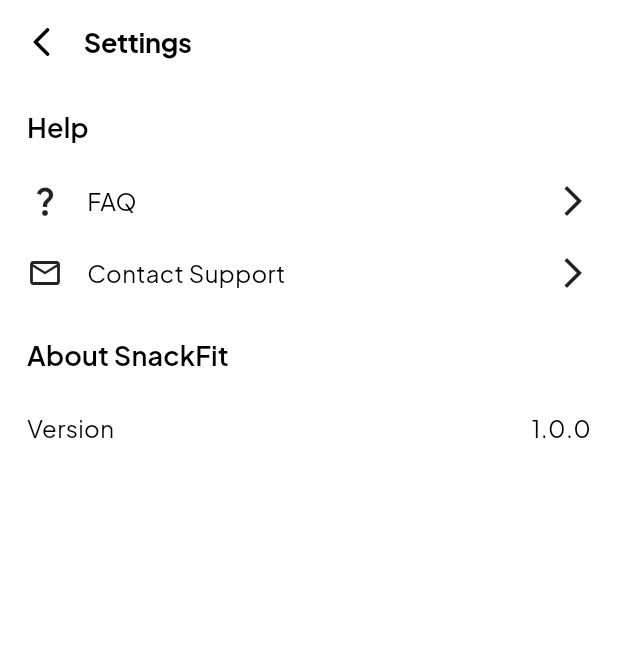
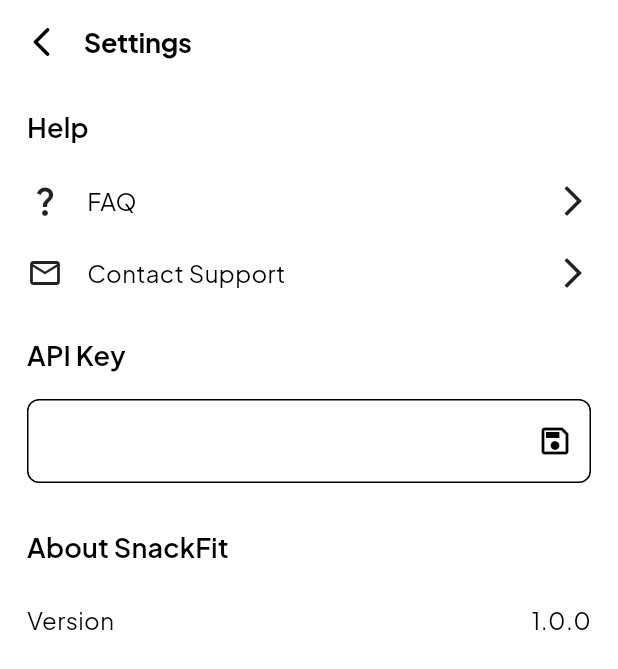
Before and after one commit to aswin-asokan/snackfit, a Flutter app: the screen it shows after launch, after a tap on the "settings" icon, on a phone screen of 412 x 824 dp. Shown: the top 669 px of the screen. Run offline on Flutter 3.47's test engine with Material 3 defaults, Android fonts, the phone set to English and light mode, and no system bars; our stand-ins replace camera, file_picker, google_fonts, sqflite; accounts and stored records are empty.

Commit message:
update: db support

```diff
--- a/frontend/lib/features/home/presentation/screens/home.dart
+++ b/frontend/lib/features/home/presentation/screens/home.dart
@@ -1,9 +1,10 @@
 import 'dart:io';
-
 import 'package:flutter/material.dart';
 import 'package:frontend/features/home/presentation/widgets/capture_section.dart';
 import 'package:frontend/features/suggestion/presentation/screens/suggestions.dart';
+import 'package:frontend/features/suggestion/services/database_helper.dart';
 import 'package:frontend/shared/extensions/theme_extension.dart';
+import 'package:frontend/features/home/presentation/widgets/suggestion_card.dart';
 
 class Home extends StatefulWidget {
   const Home({super.key});
@@ -14,18 +15,35 @@
 
 class _HomeState extends State<Home> {
   File? _capturedImage;
+  List<Map<String, dynamic>> _recentServings = [];
+  bool _loading = true;
 
-  void _handleImageCaptured(File image) {
+  @override
+  void initState() {
+    super.initState();
+    _loadRecentServings();
+  }
+
+  Future<void> _loadRecentServings() async {
+    final data = await SuggestionsDB.instance.fetchSuggestions();
+    setState(() {
+      _recentServings = data;
+      _loading = false;
+    });
+  }
+
+  void _handleImageCaptured(File image) async {
     setState(() {
       _capturedImage = image;
     });
     if (_capturedImage != null) {
-      Navigator.push(
+      await Navigator.push(
         context,
         MaterialPageRoute(
           builder: (context) => Suggestions(capturedImage: _capturedImage!),
         ),
       );
+      _loadRecentServings();
     }
   }
 
@@ -33,13 +51,14 @@
   Widget build(BuildContext context) {
     return Scaffold(
       appBar: AppBar(
+        scrolledUnderElevation: 0.0,
         title: Text("Home", style: context.textTheme.displayLarge),
         actions: [
           IconButton(
             onPressed: () {
               Navigator.pushNamed(context, '/settings');
             },
-            icon: Icon(Icons.settings_outlined),
+            icon: const Icon(Icons.settings_outlined),
           ),
         ],
       ),
@@ -54,6 +73,28 @@
               "Recent servings",
               style: context.textTheme.titleLarge!.copyWith(fontSize: 22),
             ),
+            Expanded(
+              child: _loading
+                  ? const Center(child: CircularProgressIndicator())
+                  : _recentServings.isEmpty
+                  ? const Center(child: Text("No servings yet."))
+                  : RefreshIndicator(
+                      onRefresh: _loadRecentServings,
+                      child: ListView.separated(
+                        itemCount: _recentServings.length,
+                        separatorBuilder: (_, __) => const SizedBox(height: 8),
+                        itemBuilder: (context, index) {
+                          final item = _recentServings[index];
+
+                          return SuggestionCard(
+                            title: item['title'],
+                            suggestion: item['suggestion'],
+                            date: item['date'],
+                          );
+                        },
+                      ),
+                    ),
+            ),
           ],
         ),
       ),
--- a/frontend/lib/features/settings/presentation/screens/settings.dart
+++ b/frontend/lib/features/settings/presentation/screens/settings.dart
@@ -1,5 +1,6 @@
 import 'package:flutter/material.dart';
 import 'package:frontend/features/settings/presentation/widgets/about_section.dart';
+import 'package:frontend/features/settings/presentation/widgets/api_key_section.dart';
 import 'package:frontend/features/settings/presentation/widgets/help_section.dart';
 import 'package:frontend/shared/extensions/theme_extension.dart';
 
@@ -10,6 +11,7 @@
   Widget build(BuildContext context) {
     return Scaffold(
       appBar: AppBar(
+        scrolledUnderElevation: 0.0,
         leading: IconButton(
           onPressed: () {
             Navigator.pop(context);
@@ -22,9 +24,10 @@
       body: Padding(
         padding: const EdgeInsets.symmetric(horizontal: 18, vertical: 16),
         child: Column(
+          spacing: 30,
           children: [
             const HelpSection(),
-            const SizedBox(height: 30),
+            ApiKeySection(),
             const AboutSection(),
           ],
         ),
--- /dev/null
+++ b/frontend/lib/features/settings/presentation/widgets/api_key_section.dart
@@ -0,0 +1,69 @@
+// lib/features/suggestion/screens/api_key_section.dart
+import 'package:flutter/material.dart';
+import 'package:frontend/shared/extensions/theme_extension.dart';
+import 'package:frontend/features/suggestion/services/database_helper.dart';
+
+class ApiKeySection extends StatefulWidget {
+  const ApiKeySection({super.key});
+
+  @override
+  State<ApiKeySection> createState() => _ApiKeySectionState();
+}
+
+class _ApiKeySectionState extends State<ApiKeySection> {
+  final TextEditingController controller = TextEditingController();
+
+  @override
+  void initState() {
+    super.initState();
+    _loadApiKey();
+  }
+
+  Future<void> _loadApiKey() async {
+    final apiKey = await SuggestionsDB.instance.getApiKey();
+    if (apiKey != null) {
+      controller.text = apiKey;
+    }
+  }
+
+  Future<void> _saveApiKey() async {
+    if (controller.text.isNotEmpty) {
+      await SuggestionsDB.instance.insertApiKey(controller.text);
+      ScaffoldMessenger.of(context).showSnackBar(
+        const SnackBar(content: Text('API Key saved successfully!')),
+      );
+    } else {
+      ScaffoldMessenger.of(
+        context,
+      ).showSnackBar(const SnackBar(content: Text('API Key cannot be empty.')));
+    }
+  }
+
+  @override
+  Widget build(BuildContext context) {
+    return Column(
+      crossAxisAlignment: CrossAxisAlignment.start,
+      spacing: 16,
+      children: [
+        Text("API Key", style: context.textTheme.titleSmall),
+        TextField(
+          controller: controller,
+          obscureText: true,
+          decoration: InputDecoration(
+            border: OutlineInputBorder(borderRadius: BorderRadius.circular(8)),
+            suffixIcon: IconButton(
+              onPressed: _saveApiKey, // Call the save method
+              icon: const Icon(Icons.save_outlined),
+            ),
+          ),
+        ),
+      ],
+    );
+  }
+
+  @override
+  void dispose() {
+    controller.dispose();
+    super.dispose();
+  }
+}
--- /dev/null
+++ b/frontend/lib/features/suggestion/services/database_helper.dart
@@ -0,0 +1,81 @@
+// lib/features/suggestion/services/database_helper.dart
+import 'package:sqflite/sqflite.dart';
+import 'package:path/path.dart';
+
+class SuggestionsDB {
+  static final SuggestionsDB instance = SuggestionsDB._init();
+  static Database? _database;
+
+  SuggestionsDB._init();
+
+  Future<Database> get database async {
+    if (_database != null) return _database!;
+    _database = await _initDB('suggestions.db');
+    return _database!;
+  }
+
+  Future<Database> _initDB(String filePath) async {
+    final dbPath = await getDatabasesPath();
+    final path = join(dbPath, filePath);
+
+    return await openDatabase(path, version: 1, onCreate: _createDB);
+  }
+
+  Future _createDB(Database db, int version) async {
+    await db.execute('''
+      CREATE TABLE suggestions (
+        id INTEGER PRIMARY KEY AUTOINCREMENT,
+        title TEXT NOT NULL,
+        suggestion TEXT NOT NULL,
+        date TEXT NOT NULL
+      )
+    ''');
+    // Add a new table for the API key
+    await db.execute('''
+      CREATE TABLE settings (
+        id INTEGER PRIMARY KEY,
+        apiKey TEXT NOT NULL
+      )
+    ''');
+  }
+
+  Future<int> insertSuggestion(Map<String, dynamic> data) async {
+    final db = await instance.database;
+    return await db.insert('suggestions', data);
+  }
+
+  Future<List<Map<String, dynamic>>> fetchSuggestions() async {
+    final db = await instance.database;
+    return await db.query('suggestions', orderBy: 'id DESC');
+  }
+
+  // New method to insert or update the API key
+  Future<void> insertApiKey(String apiKey) async {
+    final db = await instance.database;
+    await db.insert(
+      'settings',
+      {'id': 1, 'apiKey': apiKey}, // Using a fixed ID to ensure only one key
+      conflictAlgorithm: ConflictAlgorithm.replace,
+    );
+  }
+
+  // New method to get the API key
+  Future<String?> getApiKey() async {
+    final db = await instance.database;
+    final List<Map<String, dynamic>> maps = await db.query(
+      'settings',
+      where: 'id = ?',
+      whereArgs: [1],
+    );
+    if (maps.isNotEmpty) {
+      return maps.first['apiKey'] as String;
+    }
+    return null;
+  }
+
+  Future close() async {
+    final db = await instance.database;
+    await db.close();
+    _database = null; // Reset the database instance
+  }
+}
--- a/frontend/lib/main.dart
+++ b/frontend/lib/main.dart
@@ -1,9 +1,11 @@
 import 'package:flutter/material.dart';
 import 'package:frontend/core/theme/light_theme.dart';
 import 'package:frontend/features/home/presentation/screens/home.dart';
+import 'package:frontend/features/settings/presentation/screens/faq.dart';
 import 'package:frontend/features/settings/presentation/screens/settings.dart';
 
 void main() {
+  WidgetsFlutterBinding.ensureInitialized();
   runApp(const MyApp());
 }
 
@@ -19,6 +21,7 @@
       routes: {
         'home': (context) => const Home(),
         '/settings': (context) => const Settings(),
+        '/faq': (context) => const FAQScreen(),
       },
     );
   }
--- a/frontend/pubspec.yaml
+++ b/frontend/pubspec.yaml
@@ -39,6 +39,11 @@
   file_picker: ^10.2.3
   http: ^1.5.0
   url_launcher: ^6.3.2
+  sqflite: ^2.4.2
+  path: ^1.9.1
+  intl: ^0.20.2
+  shared_preferences: ^2.5.3
+  path_provider: ^2.1.5
 
 dev_dependencies:
   flutter_test:
```
Also changed, not shown: frontend/lib/features/home/presentation/widgets/suggestion_card.dart (added, +82 -0 lines), frontend/lib/features/settings/presentation/screens/faq.dart (added, +87 -0 lines), frontend/lib/features/settings/presentation/widgets/help_section.dart (+21 -2 lines), frontend/lib/features/suggestion/models/suggestion_model.dart (added, +26 -0 lines), frontend/lib/features/suggestion/presentation/screens/suggestions.dart (+112 -23 lines), 1 other file.
